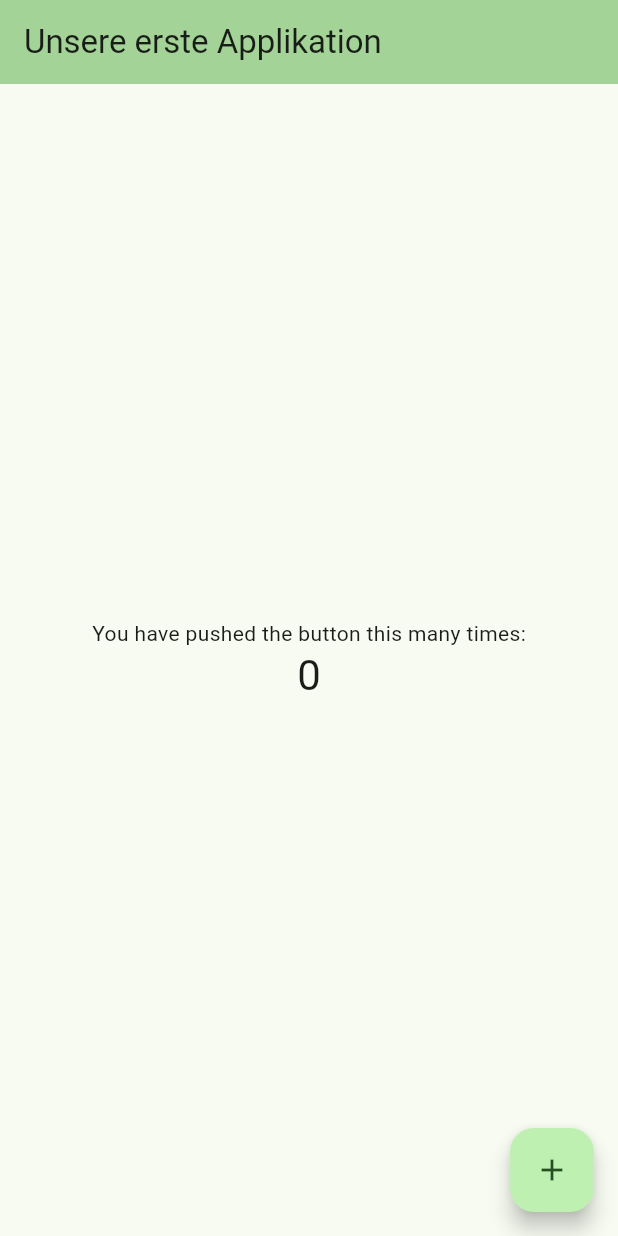
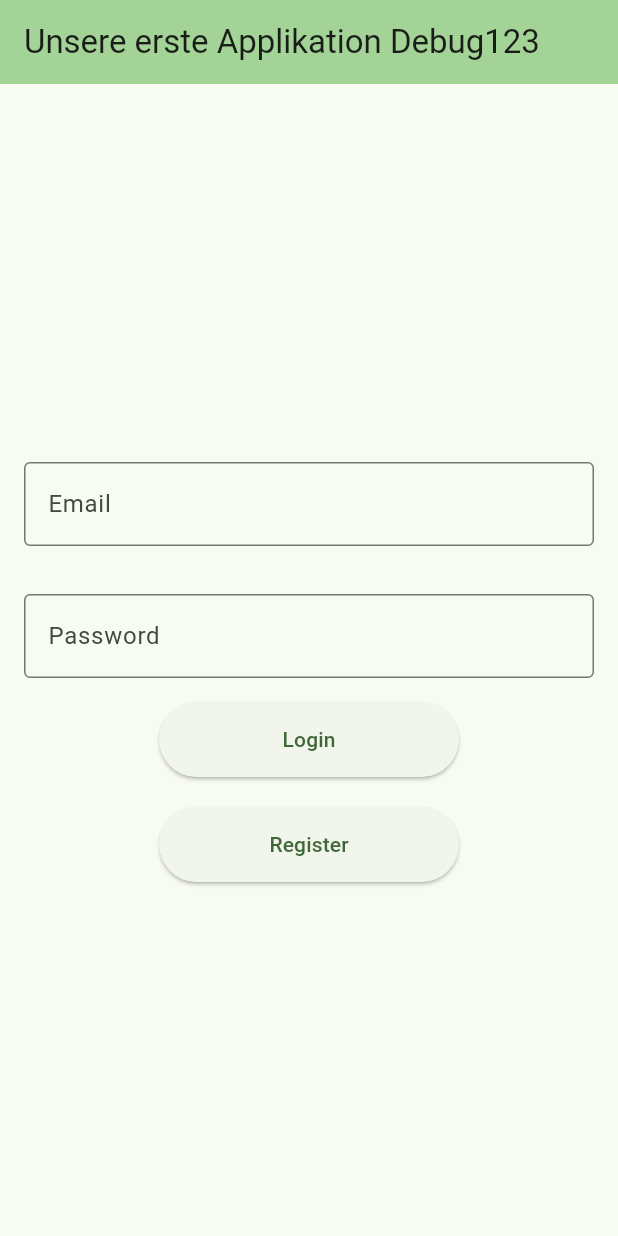
Before and after one commit to Freyl1s/todo_app, a Flutter app: the screen it shows after launch, on a phone screen of 412 x 824 dp. Run offline on Flutter 3.47's test engine with Material 3 defaults, Android fonts, the phone set to English and light mode, and no system bars; our stand-ins replace firebase_auth, firebase_core; accounts and stored records are empty.

```diff
--- a/lib/main.dart
+++ b/lib/main.dart
@@ -1,10 +1,23 @@
+import 'package:firebase_core/firebase_core.dart';
 import 'package:flutter/material.dart';
+import 'package:firebase_auth/firebase_auth.dart';
+import 'firebase_options.dart';
+import 'package:flutter/material.dart';
+import 'package:flutter/widgets.dart';
+import 'package:flutter/foundation.dart';
 
-void main() {
+void main() async {
+  WidgetsFlutterBinding.ensureInitialized();
+
+  await Firebase.initializeApp(
+    options: DefaultFirebaseOptions.currentPlatform,
+  );
+
   runApp(const MyApp());
 }
 
 class MyApp extends StatelessWidget {
+  //debugPrint("Das ist ein Test");
   const MyApp({super.key});
 
   // This widget is the root of your application.
@@ -32,7 +45,7 @@ class MyApp extends StatelessWidget {
             seedColor: const Color.fromARGB(255, 42, 176, 47)),
         useMaterial3: true,
       ),
-      home: const MyHomePage(title: 'Unsere erste Applikation'),
+      home: const MyHomePage(title: 'Unsere erste Applikation Debug123'),
     );
   }
 }
@@ -56,71 +69,64 @@ class MyHomePage extends StatefulWidget {
 }
 
 class _MyHomePageState extends State<MyHomePage> {
-  int _counter = 0;
-
-  void _incrementCounter() {
-    setState(() {
-      // This call to setState tells the Flutter framework that something has
-      // changed in this State, which causes it to rerun the build method below
-      // so that the display can reflect the updated values. If we changed
-      // _counter without calling setState(), then the build method would not be
-      // called again, and so nothing would appear to happen.
-      _counter++;
-    });
-  }
+  final TextEditingController _usernameController = TextEditingController();
+  final TextEditingController _passwortController = TextEditingController();
 
   @override
   Widget build(BuildContext context) {
-    // This method is rerun every time setState is called, for instance as done
-    // by the _incrementCounter method above.
-    //
-    // The Flutter framework has been optimized to make rerunning build methods
-    // fast, so that you can just rebuild anything that needs updating rather
-    // than having to individually change instances of widgets.
     return Scaffold(
         appBar: AppBar(
-        // TRY THIS: Try changing the color here to a specific color (to
-        // Colors.amber, perhaps?) and trigger a hot reload to see the AppBar
-        // change color while the other colors stay the same.
           backgroundColor: Theme.of(context).colorScheme.inversePrimary,
-        // Here we take the value from the MyHomePage object that was created by
-        // the App.build method, and use it to set our appbar title.
           title: Text(widget.title),
         ),
         body: Center(
-        // Center is a layout widget. It takes a single child and positions it
-        // in the middle of the parent.
           child: Column(
-          // Column is also a layout widget. It takes a list of children and
-          // arranges them vertically. By default, it sizes itself to fit its
-          // children horizontally, and tries to be as tall as its parent.
-          //
-          // Column has various properties to control how it sizes itself and
-          // how it positions its children. Here we use mainAxisAlignment to
-          // center the children vertically; the main axis here is the vertical
-          // axis because Columns are vertical (the cross axis would be
-          // horizontal).
-          //
-          // TRY THIS: Invoke "debug painting" (choose the "Toggle Debug Paint"
-          // action in the IDE, or press "p" in the console), to see the
-          // wireframe for each widget.
             mainAxisAlignment: MainAxisAlignment.center,
-          children: <Widget>[
-            const Text(
-              'You have pushed the button this many times:',
+            children: [
+              //Username
+              Padding(
+                padding: const EdgeInsets.all(16.0),
+                child: TextField(
+                  controller: _usernameController,
+                  decoration: const InputDecoration(
+                      labelText: 'Email', border: OutlineInputBorder()),
                 ),
-            Text(
-              '$_counter',
-              style: Theme.of(context).textTheme.headlineMedium,
               ),
+              //Password
+              Padding(
+                padding: const EdgeInsets.all(16.0),
+                child: TextField(
+                  controller: _passwortController,
+                  obscureText: true,
+                  decoration: const InputDecoration(
+                      labelText: 'Password', border: OutlineInputBorder()),
+                ),
+              ),
+
+              //Login Button
+              ElevatedButton(
+                  style: ElevatedButton.styleFrom(minimumSize: Size(200, 50)),
+                  onPressed: () async {
+                    await FirebaseAuth.instance.signInWithEmailAndPassword(
+                        email: _usernameController.text,
+                        password: _passwortController.text);
+                  },
+                  child: Text('Login')),
+              //Trenner zwischen den Buttons
+              SizedBox(
+                height: 20,
+              ),
+              //Register Button
+              ElevatedButton(
+                  style: ElevatedButton.styleFrom(minimumSize: Size(200, 50)),
+                  onPressed: () async {
+                    await FirebaseAuth.instance.createUserWithEmailAndPassword(
+                        email: _usernameController.text,
+                        password: _passwortController.text);
+                  },
+                  child: Text('Register')),
             ],
           ),
-      ),
-      floatingActionButton: FloatingActionButton(
-        onPressed: _incrementCounter,
-        tooltip: 'Increment',
-        child: const Icon(Icons.add),
-      ), // This trailing comma makes auto-formatting nicer for build methods.
-    );
+        ));
   }
 }
```
Also changed, not shown: pubspec.yaml (+5 -12 lines), firebase.json (added), lib/firebase_options.dart (added), pubspec.lock, 7 other files. Lines whose indentation alone changed are shown as unchanged.
